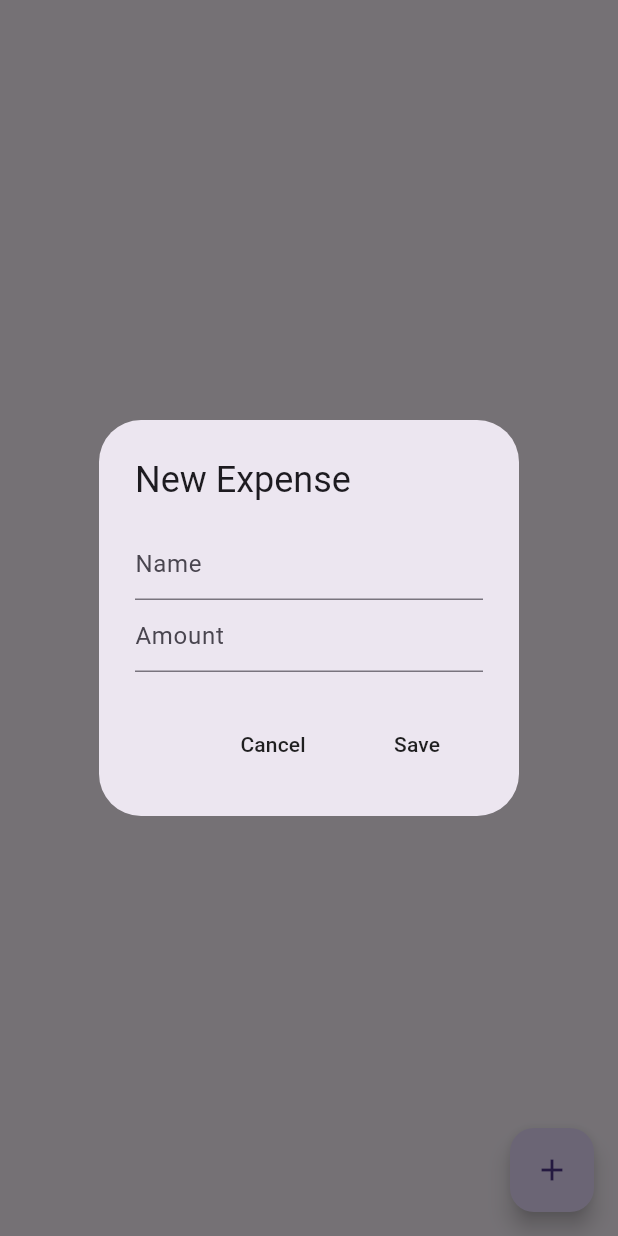
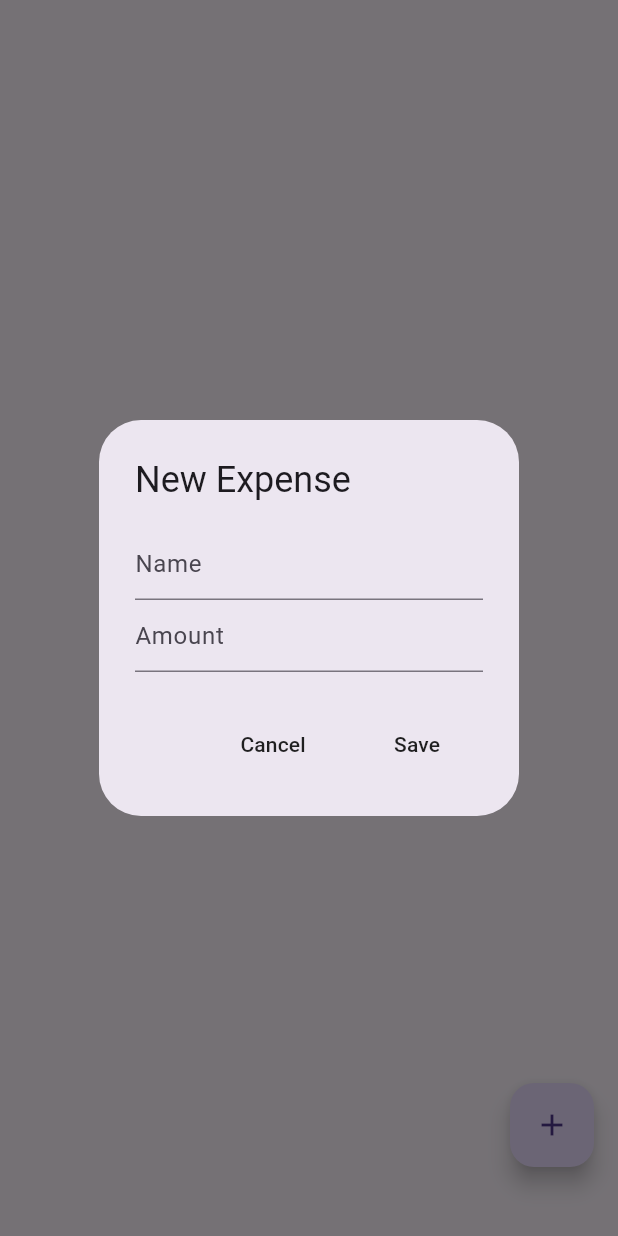
Before and after one commit to Ankitashejal/Expense_Tracker, a Flutter app: the screen it shows after launch, after a tap on the "add" icon, on a phone screen of 412 x 824 dp. Run offline on Flutter 3.47's test engine with Material 3 defaults, Android fonts, the phone set to English and light mode, and no system bars; our stand-ins replace isar; accounts and stored records are empty; generated files the repository leaves out were written again.

Commit message:
homepage

```diff
--- a/splitwise/lib/homepage.dart
+++ b/splitwise/lib/homepage.dart
@@ -16,6 +16,12 @@ class _HomepageState extends State<Homepage> {
   // Text controllers
   TextEditingController nameController = TextEditingController();
   TextEditingController amountController = TextEditingController();
+
+  @override
+  void initState() {
+    Provider.of<ExpenseDatabase>(context, listen: false).readExpenses();
+    super.initState();
+  }
 
   void openNewExpenseBox() {
     showDialog(
@@ -49,11 +55,31 @@ class _HomepageState extends State<Homepage> {
 
   @override
   Widget build(BuildContext context) {
-    return Scaffold(
-      floatingActionButton: FloatingActionButton(
-        onPressed: openNewExpenseBox,
-        child: const Icon(Icons.add),
+    return Consumer<ExpenseDatabase>(
+      builder: (context, value, child) => Scaffold(
+        floatingActionButton: Padding
+        (padding: const EdgeInsets.only(bottom: 30.0),
+        child: FloatingActionButton(
+          onPressed: openNewExpenseBox,
+          child: const Icon(Icons.add),
+        ),
+        ),
+        body: ListView.builder(
+            itemCount: value.allExpenses.length,
+            itemBuilder: (context, index) {
+              //get individual expense
+              Expense individualExpense = value.allExpenses[index];
+
+              //return list tile ui
+              return ListTile(
+                title: Text(individualExpense.name),
+                // subtitle: Text('${individualExpense.amount}'),
+                trailing: Text(individualExpense.amount.toString()),
+
+              );
+            }),
       ),
+
     );
   }
 
@@ -75,7 +101,8 @@ class _HomepageState extends State<Homepage> {
   Widget _SaveButton() {
     return MaterialButton(
       onPressed: () async {
-        if (nameController.text.isNotEmpty && amountController.text.isNotEmpty) {
+        if (nameController.text.isNotEmpty &&
+            amountController.text.isNotEmpty) {
           // Create new expense
           Expense newExpense = Expense(
             name: nameController.text,
```
